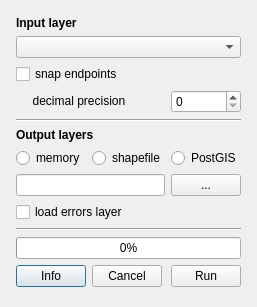
First picture: the form in road_network_cleaner_dialog_base.ui, repository spacesyntax/Rcl-topology-cleaner, before the edit.
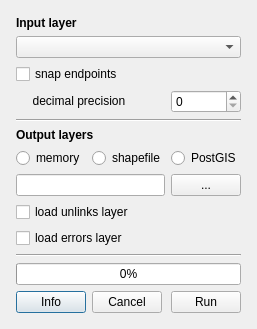
Second picture: the form after the edit.

Commit message: added unlinks option

What changed in the file:
```diff
--- a/road_network_cleaner_dialog_base.ui
+++ b/road_network_cleaner_dialog_base.ui
@@ -37,19 +37,6 @@
      <property name="bottomMargin">
       <number>5</number>
      </property>
-     <item row="16" column="0" colspan="2">
-      <widget class="QCheckBox" name="errorsCheckBox">
-       <property name="sizePolicy">
-        <sizepolicy hsizetype="Minimum" vsizetype="Fixed">
-         <horstretch>0</horstretch>
-         <verstretch>0</verstretch>
-        </sizepolicy>
-       </property>
-       <property name="text">
-        <string>load errors layer</string>
-       </property>
-      </widget>
-     </item>
      <item row="8" column="1">
       <widget class="QRadioButton" name="shpRadioButton">
        <property name="text">
@@ -84,7 +71,7 @@
        </property>
       </widget>
      </item>
-     <item row="23" column="0">
+     <item row="24" column="0">
       <widget class="QPushButton" name="settingsButton">
        <property name="maximumSize">
         <size>
@@ -97,7 +84,7 @@
        </property>
       </widget>
      </item>
-     <item row="23" column="1">
+     <item row="24" column="1">
       <widget class="QPushButton" name="cancelButton">
        <property name="sizePolicy">
         <sizepolicy hsizetype="MinimumExpanding" vsizetype="Fixed">
@@ -175,7 +162,7 @@
        </property>
       </widget>
      </item>
-     <item row="19" column="0" colspan="3">
+     <item row="20" column="0" colspan="3">
       <widget class="Line" name="line_2">
        <property name="orientation">
         <enum>Qt::Horizontal</enum>
@@ -201,7 +188,7 @@
        </property>
       </widget>
      </item>
-     <item row="21" column="0" colspan="3">
+     <item row="22" column="0" colspan="3">
       <widget class="QProgressBar" name="cleaningProgress">
        <property name="sizePolicy">
         <sizepolicy hsizetype="MinimumExpanding" vsizetype="Fixed">
@@ -214,7 +201,7 @@
        </property>
       </widget>
      </item>
-     <item row="23" column="2">
+     <item row="24" column="2">
       <widget class="QPushButton" name="cleanButton">
        <property name="sizePolicy">
         <sizepolicy hsizetype="MinimumExpanding" vsizetype="Fixed">
@@ -265,6 +252,26 @@
        </property>
       </widget>
      </item>
+     <item row="17" column="0" colspan="3">
+      <widget class="QCheckBox" name="errorsCheckBox">
+       <property name="sizePolicy">
+        <sizepolicy hsizetype="Minimum" vsizetype="Fixed">
+         <horstretch>0</horstretch>
+         <verstretch>0</verstretch>
+        </sizepolicy>
+       </property>
+       <property name="text">
+        <string>load errors layer</string>
+       </property>
+      </widget>
+     </item>
+     <item row="16" column="0" colspan="3">
+      <widget class="QCheckBox" name="unlinksCheckBox">
+       <property name="text">
+        <string>load unlinks layer</string>
+       </property>
+      </widget>
+     </item>
     </layout>
    </item>
   </layout>
```
The commit also changes 5 other files.
